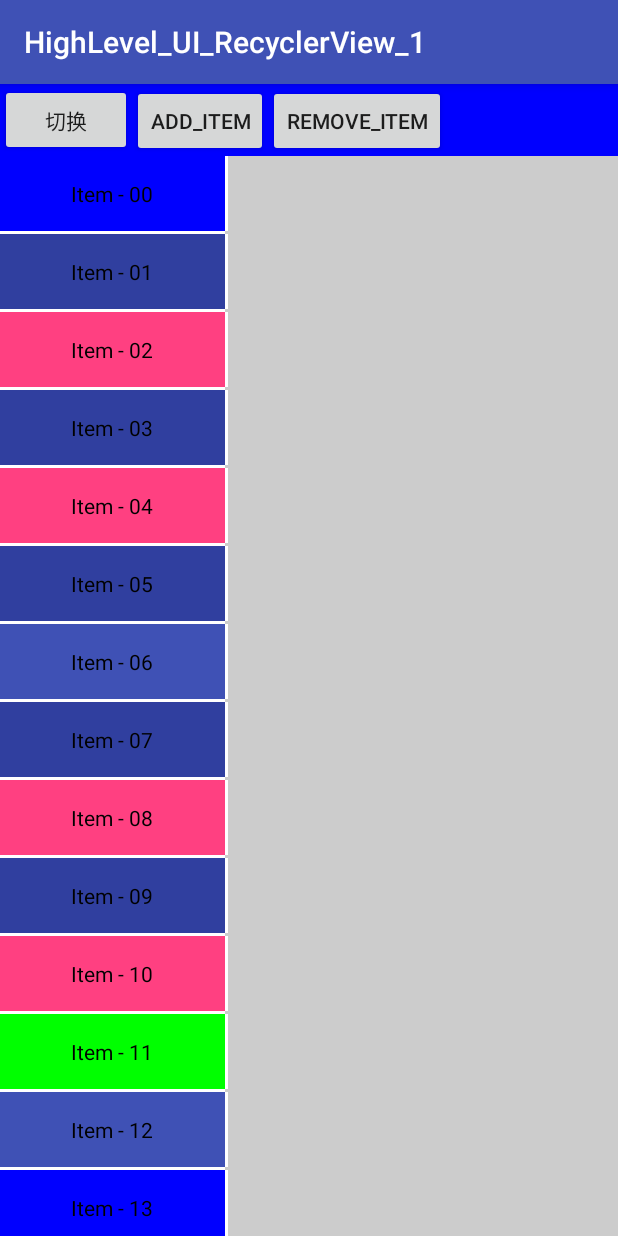
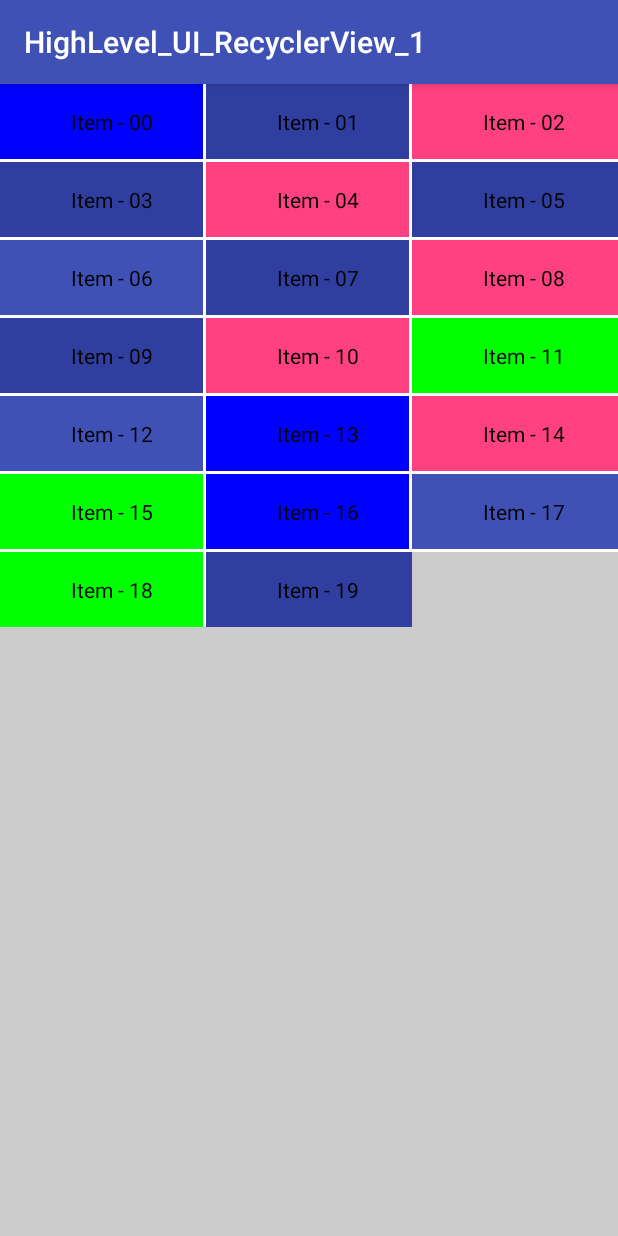
Before and after one commit to rongxianren/HighLevel_UI_RecyclerView_1, an Android app: the RecyclerView_ItemDecoration_Activity screen opened directly, with no data from a screen before it, on a phone screen of 412 x 824 dp. Run offline under Robolectric (Android 15) with nearby library versions, the phone set to English and light mode, and no system bars.

Commit message:
模仿ListView  给RecyclerView添加 Header Footer

```diff
--- a/app/src/main/AndroidManifest.xml
+++ b/app/src/main/AndroidManifest.xml
@@ -17,6 +17,7 @@
         </activity>
         <activity android:name=".RecyclerViewActivity" />
         <activity android:name=".RecyclerView_ItemDecoration_Activity" />
+        <activity android:name=".Header_WrappRecyclerView"></activity>
     </application>
 
 </manifest>
--- a/app/src/main/java/com/rongxianren/highlevel_ui_recyclerview_1/MainActivity.java
+++ b/app/src/main/java/com/rongxianren/highlevel_ui_recyclerview_1/MainActivity.java
@@ -35,4 +35,9 @@ public class MainActivity extends AppCompatActivity {
         Intent intent = new Intent(this, RecyclerView_ItemDecoration_Activity.class);
         startActivity(intent);
     }
+
+    public void go_Header_RecyclerView(View view) {
+        Intent intent = new Intent(this, Header_WrappRecyclerView.class);
+        startActivity(intent);
+    }
 }
--- a/app/src/main/java/com/rongxianren/highlevel_ui_recyclerview_1/RecyclerView_ItemDecoration_Activity.java
+++ b/app/src/main/java/com/rongxianren/highlevel_ui_recyclerview_1/RecyclerView_ItemDecoration_Activity.java
@@ -48,7 +48,7 @@ public class RecyclerView_ItemDecoration_Activity extends AppCompatActivity impl
         }
         myRecyclerViewAdapter = new MyRecyclerViewAdapter(dataList);
         myRecyclerViewAdapter.setOnItemClickListener(this);
-        recyclerView.setLayoutManager(new LinearLayoutManager(this, LinearLayoutManager.VERTICAL, false));
+        recyclerView.setLayoutManager(new GridLayoutManager(this, 3, GridLayoutManager.VERTICAL, false));
         recyclerView.setAdapter(myRecyclerViewAdapter);
         recyclerView.setItemAnimator(new DefaultItemAnimator());////添加默认item动画效果
         recyclerView.addItemDecoration(new My_ItemDecoration(this, LinearLayoutManager.VERTICAL));
--- a/app/src/main/java/com/rongxianren/highlevel_ui_recyclerview_1/adapter/MyRecyclerViewAdapter.java
+++ b/app/src/main/java/com/rongxianren/highlevel_ui_recyclerview_1/adapter/MyRecyclerViewAdapter.java
@@ -56,6 +56,7 @@ public class MyRecyclerViewAdapter extends RecyclerView.Adapter<MyRecyclerViewAd
         return null == data ? 0 : data.size();
     }
 
+
     public void addData(String item) {
         data.add(3, item);
         this.notifyItemInserted(3);
--- a/app/src/main/java/com/rongxianren/highlevel_ui_recyclerview_1/item_decoration/My_ItemDecoration.java
+++ b/app/src/main/java/com/rongxianren/highlevel_ui_recyclerview_1/item_decoration/My_ItemDecoration.java
@@ -4,6 +4,8 @@ import android.content.Context;
 import android.graphics.Canvas;
 import android.graphics.Rect;
 import android.graphics.drawable.Drawable;
+import android.support.v4.content.ContextCompat;
+import android.support.v7.widget.GridLayoutManager;
 import android.support.v7.widget.LinearLayoutManager;
 import android.support.v7.widget.RecyclerView;
 import android.view.View;
@@ -22,7 +24,7 @@ public class My_ItemDecoration extends RecyclerView.ItemDecoration {
 
     public My_ItemDecoration(Context context, int orientation) {
         this.mContext = context;
-        mDivider = mContext.getDrawable(R.drawable.item_divider);
+        mDivider = ContextCompat.getDrawable(mContext, R.drawable.item_divider);
         if (orientation != LinearLayoutManager.VERTICAL && orientation != LinearLayoutManager.VERTICAL) {
             throw new IllegalArgumentException(" please enter a correct orientation params");
         }
@@ -38,7 +40,6 @@ public class My_ItemDecoration extends RecyclerView.ItemDecoration {
 //        } else if (mOrientation == LinearLayoutManager.VERTICAL) {
 //            drawHorizontalDivider(c, parent);
 //        }
-
         drawVerticalDivider(c, parent);
         drawHorizontalDivider(c, parent);
     }
@@ -52,6 +53,9 @@ public class My_ItemDecoration extends RecyclerView.ItemDecoration {
             int top = child.getTop() - params.topMargin;
             int right = left + mDivider.getIntrinsicWidth();
             int bottom = child.getBottom() + params.bottomMargin;
+            if (isLastColumn(child, parent)) {
+                right = left;
+            }
             mDivider.setBounds(left, top, right, bottom);
             mDivider.draw(c);
         }
@@ -66,6 +70,9 @@ public class My_ItemDecoration extends RecyclerView.ItemDecoration {
             int top = child.getBottom() + params.bottomMargin;
             int right = child.getRight() + params.rightMargin;
             int bottom = top + mDivider.getIntrinsicHeight();
+            if (isLastRaw(child, parent)) {
+                bottom = top;
+            }
             mDivider.setBounds(left, top, right, bottom);
             mDivider.draw(c);
         }
@@ -73,14 +80,63 @@ public class My_ItemDecoration extends RecyclerView.ItemDecoration {
 
     @Override
     public void getItemOffsets(Rect outRect, View view, RecyclerView parent, RecyclerView.State state) {
-        super.getItemOffsets(outRect, view, parent, state);
+        /**
+         * outRect 就是要来记录 各个item的  上下左右的  偏移距离的
+         */
+//        super.getItemOffsets(outRect, view, parent, state);
 //        if (mOrientation == LinearLayoutManager.HORIZONTAL) {
 //            outRect.set(0, 0, mDivider.getIntrinsicWidth(), 0);
 //        } else {////mOrientation == LinearLayoutManager.VERTICAL
 //            outRect.set(0, 0, 0, mDivider.getIntrinsicHeight());
 //        }
 
-        outRect.set(0, 0, mDivider.getIntrinsicWidth(), mDivider.getIntrinsicHeight());
-//        outRect.set(0, 0, 0, mDivider.getIntrinsicHeight());
+        int right = mDivider.getIntrinsicWidth();
+        int bottom = mDivider.getIntrinsicHeight();
+
+        if (isLastColumn(view, parent)) {
+            right = 0;
+        }
+
+        if (isLastRaw(view, parent)) {
+            bottom = 0;
+        }
+
+        outRect.set(0, 0, right, bottom);
+    }
+
+    private boolean isLastColumn(View view, RecyclerView parent) {
+        int position = parent.getChildAdapterPosition(view);
+        int spanCount = getSpanCount(parent);
+        int totalCount = parent.getAdapter().getItemCount();
+
+        if (0 == (position + 1) % (spanCount) || position == (totalCount - 1)) {
+            return true;
+        }
+        return false;
+    }
+
+
+    private boolean isLastRaw(View view, RecyclerView parent) {
+        int position = parent.getChildAdapterPosition(view);
+        int spanCount = getSpanCount(parent);
+        int totalCount = parent.getAdapter().getItemCount();
+
+        int totalRaw = (int) Math.ceil((double) totalCount / (double) spanCount);
+
+        int currentRaw = position / spanCount + 1;
+        if (currentRaw == totalRaw) {
+            return true;
+        }
+        return false;
+    }
+
+    private int getSpanCount(RecyclerView parent) {
+        RecyclerView.LayoutManager layoutManager = parent.getLayoutManager();
+        if (layoutManager instanceof GridLayoutManager) {
+            GridLayoutManager gridLayoutManager = (GridLayoutManager) layoutManager;
+            return gridLayoutManager.getSpanCount();
+        } else {
+            throw new IllegalArgumentException("the layoutManager is not GridLayoutManager!!!");
+        }
     }
 }
--- a/app/src/main/res/layout/main_acitvity_layout.xml
+++ b/app/src/main/res/layout/main_acitvity_layout.xml
@@ -16,4 +16,10 @@
         android:layout_height="wrap_content"
         android:onClick="go_ItemDecoration_View"
         android:text="RecyclerView_ItemDecoration" />
+
+    <Button
+        android:layout_width="wrap_content"
+        android:layout_height="wrap_content"
+        android:onClick="go_Header_RecyclerView"
+        android:text="HeaderWrapRecyclerView" />
 </LinearLayout>
--- a/app/src/main/res/layout/recyclerview_layout.xml
+++ b/app/src/main/res/layout/recyclerview_layout.xml
@@ -7,34 +7,34 @@
     android:orientation="vertical"
     tools:context="com.rongxianren.highlevel_ui_recyclerview_1.MainActivity">
 
-    <LinearLayout
-        android:layout_width="match_parent"
-        android:layout_height="wrap_content"
-        android:background="@color/colorBlue"
-        android:orientation="horizontal">
+    <!--<LinearLayout-->
+    <!--android:layout_width="match_parent"-->
+    <!--android:layout_height="wrap_content"-->
+    <!--android:background="@color/colorBlue"-->
+    <!--android:orientation="horizontal">-->
 
-        <Button
-            android:id="@+id/btn_change"
-            android:layout_width="wrap_content"
-            android:layout_height="wrap_content"
-            android:onClick="change"
-            android:text="切换" />
+    <!--&lt;!&ndash;<Button&ndash;&gt;-->
+    <!--&lt;!&ndash;android:id="@+id/btn_change"&ndash;&gt;-->
+    <!--&lt;!&ndash;android:layout_width="wrap_content"&ndash;&gt;-->
+    <!--&lt;!&ndash;android:layout_height="wrap_content"&ndash;&gt;-->
+    <!--&lt;!&ndash;android:onClick="change"&ndash;&gt;-->
+    <!--&lt;!&ndash;android:text="切换" />&ndash;&gt;-->
 
-        <Button
-            android:id="@+id/btn_add"
-            android:layout_width="wrap_content"
-            android:layout_height="wrap_content"
-            android:onClick="addItem"
-            android:text="add_item" />
+    <!--<Button-->
+    <!--android:id="@+id/btn_add"-->
+    <!--android:layout_width="wrap_content"-->
+    <!--android:layout_height="wrap_content"-->
+    <!--android:onClick="addItem"-->
+    <!--android:text="add_item" />-->
 
-        <Button
-            android:id="@+id/btn_remove"
-            android:layout_width="wrap_content"
-            android:layout_height="wrap_content"
-            android:onClick="removeItem"
-            android:text="remove_item" />
+    <!--<Button-->
+    <!--android:id="@+id/btn_remove"-->
+    <!--android:layout_width="wrap_content"-->
+    <!--android:layout_height="wrap_content"-->
+    <!--android:onClick="removeItem"-->
+    <!--android:text="remove_item" />-->
 
-    </LinearLayout>
+    <!--</LinearLayout>-->
 
 
     <android.support.v7.widget.RecyclerView
```
Also changed, not shown: app/src/main/java/com/rongxianren/highlevel_ui_recyclerview_1/Header_WrappRecyclerView.java (added, +48 -0 lines), app/src/main/java/com/rongxianren/highlevel_ui_recyclerview_1/adapter/WrapRecyclerViewAdapter.java (added, +101 -0 lines), app/src/main/java/com/rongxianren/highlevel_ui_recyclerview_1/customView/WrapRecyclerView.java (added, +58 -0 lines), app/src/main/res/layout/activity_header__wrapp_recycler_view.xml (added, +13 -0 lines), app/src/main/res/layout/recyclerview_header.xml (added, +14 -0 lines).
